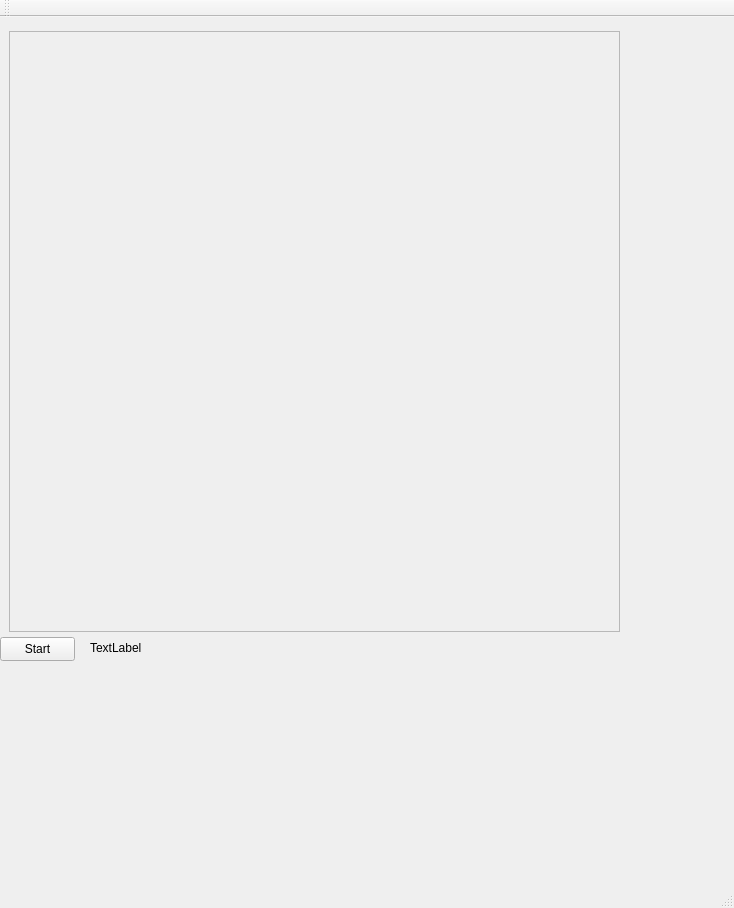
Commoned/candycrush_bt, file candycrush_bootleg2/Gui.ui: the form before one commit.
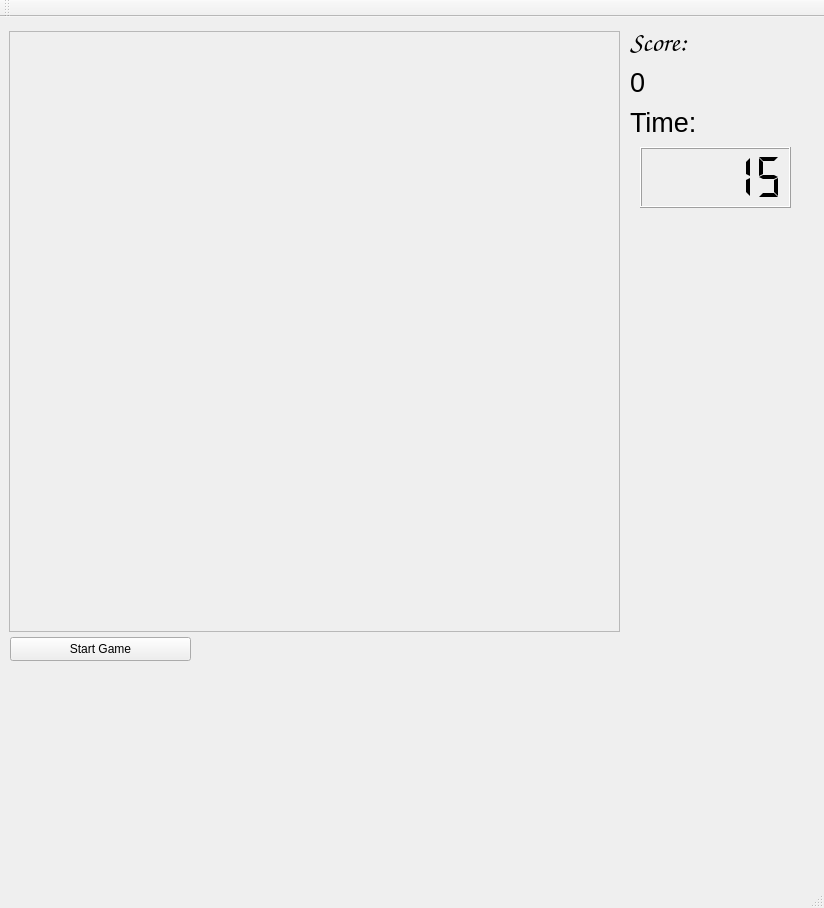
The form after the commit.

Commit message: Gui funktioniert + Timer + eig alles

```diff
--- a/candycrush_bootleg2/Gui.ui
+++ b/candycrush_bootleg2/Gui.ui
@@ -6,7 +6,7 @@
    <rect>
     <x>0</x>
     <y>0</y>
-    <width>734</width>
+    <width>824</width>
     <height>908</height>
    </rect>
   </property>
@@ -54,27 +54,91 @@
    <widget class="QPushButton" name="startButton">
     <property name="geometry">
      <rect>
-      <x>0</x>
+      <x>10</x>
       <y>620</y>
-      <width>75</width>
+      <width>181</width>
       <height>24</height>
      </rect>
     </property>
     <property name="text">
-     <string>Start</string>
+     <string>Start Game</string>
     </property>
    </widget>
    <widget class="QLabel" name="label">
     <property name="geometry">
      <rect>
-      <x>90</x>
-      <y>620</y>
-      <width>271</width>
-      <height>21</height>
+      <x>630</x>
+      <y>40</y>
+      <width>161</width>
+      <height>51</height>
      </rect>
     </property>
+    <property name="font">
+     <font>
+      <pointsize>20</pointsize>
+     </font>
+    </property>
     <property name="text">
-     <string>TextLabel</string>
+     <string>0</string>
+    </property>
+   </widget>
+   <widget class="QLabel" name="scoreText">
+    <property name="geometry">
+     <rect>
+      <x>630</x>
+      <y>10</y>
+      <width>91</width>
+      <height>31</height>
+     </rect>
+    </property>
+    <property name="font">
+     <font>
+      <family>Comic Sans MS</family>
+      <pointsize>20</pointsize>
+     </font>
+    </property>
+    <property name="text">
+     <string>Score:</string>
+    </property>
+   </widget>
+   <widget class="QLabel" name="timeText">
+    <property name="geometry">
+     <rect>
+      <x>630</x>
+      <y>90</y>
+      <width>101</width>
+      <height>31</height>
+     </rect>
+    </property>
+    <property name="font">
+     <font>
+      <pointsize>20</pointsize>
+     </font>
+    </property>
+    <property name="text">
+     <string>Time:</string>
+    </property>
+   </widget>
+   <widget class="QLCDNumber" name="lcdNumber">
+    <property name="geometry">
+     <rect>
+      <x>640</x>
+      <y>130</y>
+      <width>151</width>
+      <height>61</height>
+     </rect>
+    </property>
+    <property name="smallDecimalPoint">
+     <bool>true</bool>
+    </property>
+    <property name="digitCount">
+     <number>5</number>
+    </property>
+    <property name="segmentStyle">
+     <enum>QLCDNumber::Flat</enum>
+    </property>
+    <property name="value" stdset="0">
+     <double>15.000000000000000</double>
     </property>
    </widget>
   </widget>
```
Left out of the diff: 6 changed lines with no effect on the pictures. The commit also changes 7 other files.
